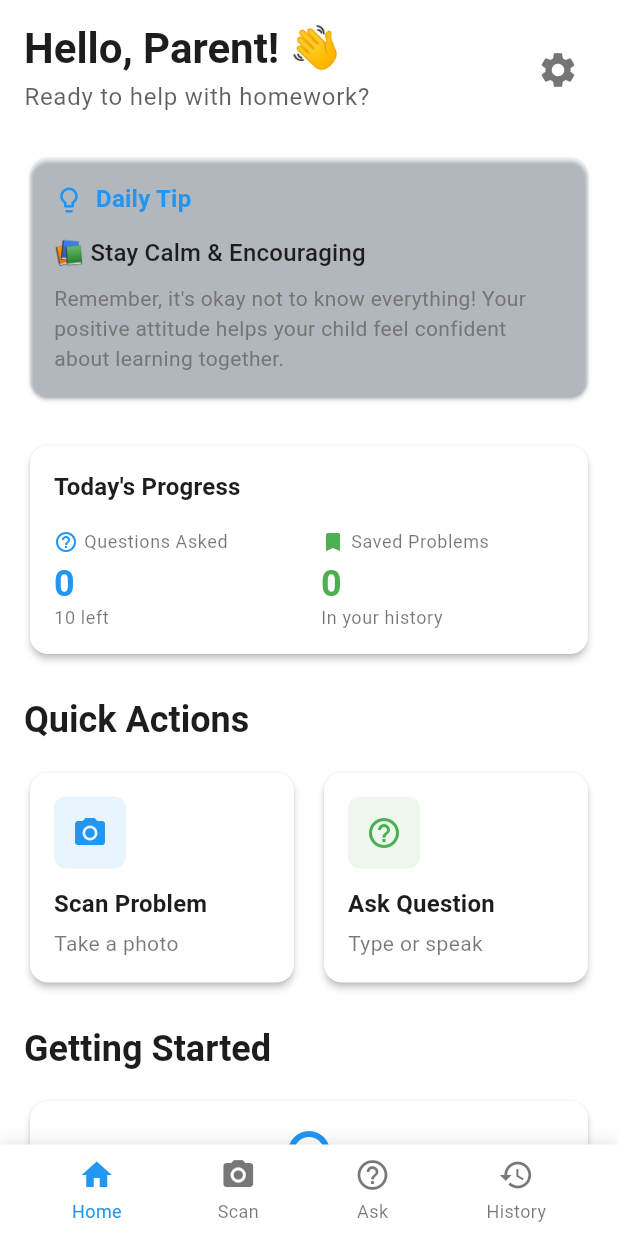
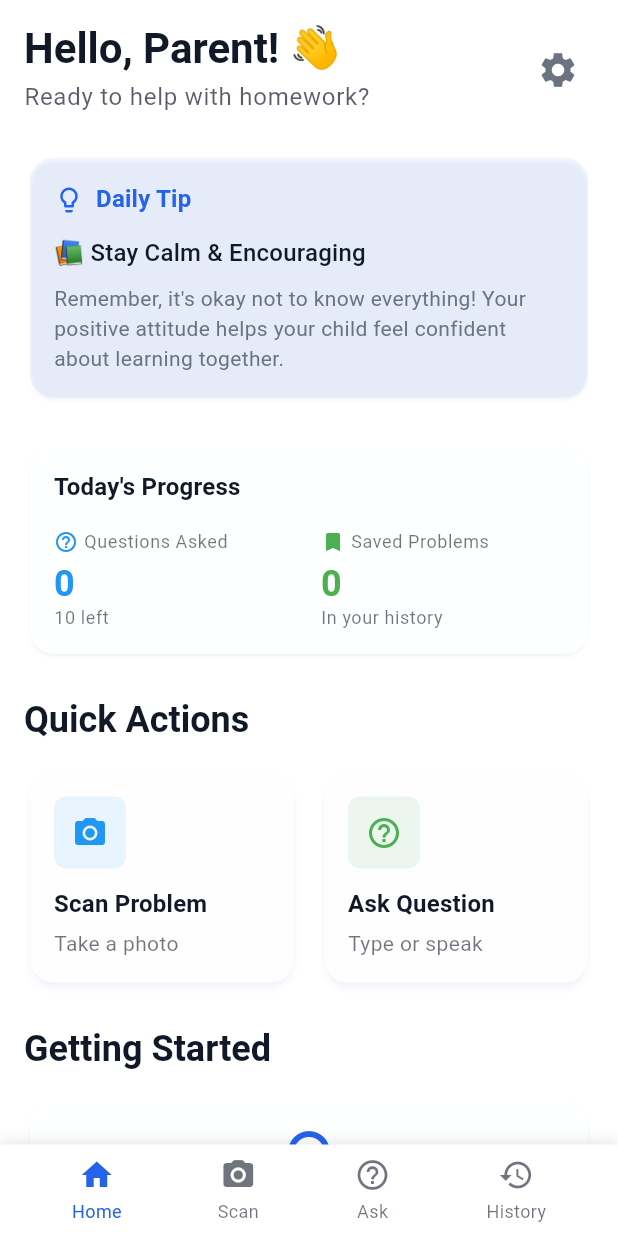
Before and after one commit to hearyaldy/EduBot, a Flutter app: the screen it shows after launch, on a phone screen of 412 x 824 dp. Run offline on Flutter 3.47's test engine with Material 3 defaults, Android fonts, the phone set to English and light mode, and no system bars; our stand-ins replace camera, flutter_dotenv, flutter_tts; missing offline and left inert: google_mlkit_text_recognition.

Commit message:
Based Apps Setup

```diff
--- a/lib/screens/home_screen.dart
+++ b/lib/screens/home_screen.dart
@@ -66,7 +66,7 @@ class HomeScreen extends StatelessWidget {
                 style: Theme.of(context).textTheme.bodyLarge?.copyWith(
                   color: Theme.of(
                     context,
-                  ).colorScheme.onSurface.withOpacity(0.7),
+                  ).colorScheme.onSurface.withValues(alpha: 0.7),
                 ),
               ),
             ],
@@ -176,7 +176,7 @@ class HomeScreen extends StatelessWidget {
                   leading: CircleAvatar(
                     backgroundColor: Theme.of(
                       context,
-                    ).colorScheme.primary.withOpacity(0.1),
+                    ).colorScheme.primary.withValues(alpha: 0.1),
                     child: Text(question.type.icon),
                   ),
                   title: Text(
@@ -245,7 +245,7 @@ class HomeScreen extends StatelessWidget {
         color: Theme.of(context).colorScheme.surface,
         boxShadow: [
           BoxShadow(
-            color: Colors.black.withOpacity(0.1),
+            color: Colors.black.withValues(alpha: 0.1),
             blurRadius: 8,
             offset: const Offset(0, -2),
           ),
@@ -326,7 +326,7 @@ class HomeScreen extends StatelessWidget {
             icon,
             color: isActive
                 ? Theme.of(context).colorScheme.primary
-                : Theme.of(context).colorScheme.onSurface.withOpacity(0.6),
+                : Theme.of(context).colorScheme.onSurface.withValues(alpha: 0.6),
           ),
           const SizedBox(height: 4),
           Text(
@@ -335,7 +335,7 @@ class HomeScreen extends StatelessWidget {
               fontSize: 12,
               color: isActive
                   ? Theme.of(context).colorScheme.primary
-                  : Theme.of(context).colorScheme.onSurface.withOpacity(0.6),
+                  : Theme.of(context).colorScheme.onSurface.withValues(alpha: 0.6),
             ),
           ),
         ],
--- a/lib/utils/app_theme.dart
+++ b/lib/utils/app_theme.dart
@@ -1,21 +1,29 @@
 import 'package:flutter/material.dart';
 
 class AppTheme {
-  // EduBot brand colors
-  static const Color primaryBlue = Color(0xFF2196F3);
-  static const Color primaryLight = Color(0xFF64B5F6);
-  static const Color primaryDark = Color(0xFF1976D2);
-  static const Color accent = Color(0xFF4CAF50);
-  static const Color warning = Color(0xFFFF9800);
-  static const Color error = Color(0xFFF44336);
-  static const Color success = Color(0xFF4CAF50);
+  // Modern EduBot brand colors - Based on #2563EB
+  static const Color primaryBlue = Color(0xFF2563EB);           // Main brand blue
+  static const Color primaryLight = Color(0xFF3B82F6);         // Lighter blue
+  static const Color primaryDark = Color(0xFF1D4ED8);          // Darker blue
+  static const Color primarySurface = Color(0xFFEFF6FF);       // Very light blue surface
 
-  // Neutral colors
-  static const Color textPrimary = Color(0xFF1D1D1D);
-  static const Color textSecondary = Color(0xFF757575);
-  static const Color background = Color(0xFFFAFAFA);
-  static const Color surface = Color(0xFFFFFFFF);
-  static const Color divider = Color(0xFFE0E0E0);
+  // Modern accent colors
+  static const Color accent = Color(0xFF10B981);               // Modern green
+  static const Color accentLight = Color(0xFF34D399);         // Light green
+  static const Color warning = Color(0xFFF59E0B);             // Modern amber
+  static const Color error = Color(0xFFEF4444);               // Modern red
+  static const Color success = Color(0xFF10B981);             // Modern green
+  static const Color info = Color(0xFF06B6D4);                // Modern cyan
+
+  // Modern neutral colors
+  static const Color textPrimary = Color(0xFF111827);         // Rich black
+  static const Color textSecondary = Color(0xFF6B7280);       // Modern gray
+  static const Color textTertiary = Color(0xFF9CA3AF);        // Light gray
+  static const Color background = Color(0xFFF9FAFB);          // Off-white background
+  static const Color surface = Color(0xFFFFFFFF);             // Pure white
+  static const Color surfaceVariant = Color(0xFFF3F4F6);      // Light gray surface
+  static const Color divider = Color(0xFFE5E7EB);             // Modern gray divider
+  static const Color border = Color(0xFFD1D5DB);              // Modern border gray
 
   static ThemeData get lightTheme {
     return ThemeData(
@@ -24,23 +32,25 @@ class AppTheme {
         seedColor: primaryBlue,
         brightness: Brightness.light,
         primary: primaryBlue,
+        onPrimary: Colors.white,
+        primaryContainer: primarySurface,
+        onPrimaryContainer: primaryDark,
         secondary: accent,
+        onSecondary: Colors.white,
+        secondaryContainer: Color(0xFFD1FAE5),
+        onSecondaryContainer: Color(0xFF064E3B),
+        tertiary: info,
+        onTertiary: Colors.white,
         surface: surface,
-        background: background,
+        onSurface: textPrimary,
+        surfaceContainerHighest: surfaceVariant,
+        onSurfaceVariant: textSecondary,
+        outline: border,
+        outlineVariant: divider,
         error: error,
-      ),
-
-      // App Bar Theme
-      appBarTheme: const AppBarTheme(
-        elevation: 0,
-        centerTitle: true,
-        backgroundColor: Colors.transparent,
-        foregroundColor: textPrimary,
-        titleTextStyle: TextStyle(
-          fontSize: 20,
-          fontWeight: FontWeight.w600,
-          color: textPrimary,
-        ),
+        onError: Colors.white,
+        errorContainer: Color(0xFFFEE2E2),
+        onErrorContainer: Color(0xFF7F1D1D),
       ),
 
       // Text Theme
@@ -82,48 +92,137 @@ class AppTheme {
         ),
       ),
 
-      // Card Theme
+      // Modern Card Theme
       cardTheme: CardThemeData(
-        elevation: 2,
-        shape: RoundedRectangleBorder(borderRadius: BorderRadius.circular(12)),
+        elevation: 1,
+        shadowColor: primaryBlue.withValues(alpha: 0.1),
+        shape: RoundedRectangleBorder(borderRadius: BorderRadius.circular(16)),
         color: surface,
+        surfaceTintColor: primarySurface,
       ),
 
-      // Elevated Button Theme
+      // Modern Elevated Button Theme
       elevatedButtonTheme: ElevatedButtonThemeData(
         style: ElevatedButton.styleFrom(
           backgroundColor: primaryBlue,
           foregroundColor: Colors.white,
-          padding: const EdgeInsets.symmetric(horizontal: 24, vertical: 12),
-          shape: RoundedRectangleBorder(borderRadius: BorderRadius.circular(8)),
-          textStyle: const TextStyle(fontSize: 16, fontWeight: FontWeight.w500),
+          shadowColor: primaryBlue.withValues(alpha: 0.3),
+          elevation: 2,
+          padding: const EdgeInsets.symmetric(horizontal: 32, vertical: 16),
+          shape: RoundedRectangleBorder(borderRadius: BorderRadius.circular(12)),
+          textStyle: const TextStyle(
+            fontSize: 16,
+            fontWeight: FontWeight.w600,
+            letterSpacing: 0.5,
+          ),
         ),
       ),
 
-      // Input Decoration Theme
-      inputDecorationTheme: InputDecorationTheme(
-        border: OutlineInputBorder(
-          borderRadius: BorderRadius.circular(8),
-          borderSide: const BorderSide(color: divider),
-        ),
-        enabledBorder: OutlineInputBorder(
-          borderRadius: BorderRadius.circular(8),
-          borderSide: const BorderSide(color: divider),
-        ),
-        focusedBorder: OutlineInputBorder(
-          borderRadius: BorderRadius.circular(8),
-          borderSide: const BorderSide(color: primaryBlue, width: 2),
-        ),
-        filled: true,
-        fillColor: surface,
-        contentPadding: const EdgeInsets.symmetric(
-          horizontal: 16,
-          vertical: 12,
+      // Modern Filled Button Theme
+      filledButtonTheme: FilledButtonThemeData(
+        style: FilledButton.styleFrom(
+          backgroundColor: primaryBlue,
+          foregroundColor: Colors.white,
+          padding: const EdgeInsets.symmetric(horizontal: 24, vertical: 12),
+          shape: RoundedRectangleBorder(borderRadius: BorderRadius.circular(12)),
         ),
       ),
 
-      // Icon Theme
-      iconTheme: const IconThemeData(color: textSecondary, size: 24),
+      // Modern Outlined Button Theme
+      outlinedButtonTheme: OutlinedButtonThemeData(
+        style: OutlinedButton.styleFrom(
+          foregroundColor: primaryBlue,
+          side: BorderSide(color: primaryBlue, width: 1.5),
+          padding: const EdgeInsets.symmetric(horizontal: 24, vertical: 12),
+          shape: RoundedRectangleBorder(borderRadius: BorderRadius.circular(12)),
+        ),
+      ),
+
+      // Modern Input Decoration Theme
+      inputDecorationTheme: InputDecorationTheme(
+        border: OutlineInputBorder(
+          borderRadius: BorderRadius.circular(12),
+          borderSide: BorderSide(color: border),
+        ),
+        enabledBorder: OutlineInputBorder(
+          borderRadius: BorderRadius.circular(12),
+          borderSide: BorderSide(color: border),
+        ),
+        focusedBorder: OutlineInputBorder(
+          borderRadius: BorderRadius.circular(12),
+          borderSide: BorderSide(color: primaryBlue, width: 2),
+        ),
+        errorBorder: OutlineInputBorder(
+          borderRadius: BorderRadius.circular(12),
+          borderSide: BorderSide(color: error),
+        ),
+        filled: true,
+        fillColor: surfaceVariant,
+        contentPadding: const EdgeInsets.symmetric(
+          horizontal: 16,
+          vertical: 16,
+        ),
+        hintStyle: TextStyle(color: textTertiary),
+      ),
+
+      // Modern Icon Theme
+      iconTheme: IconThemeData(color: textSecondary, size: 24),
+
+      // Modern App Bar Theme
+      appBarTheme: AppBarTheme(
+        elevation: 0,
+        scrolledUnderElevation: 1,
+        centerTitle: true,
+        backgroundColor: surface,
+        surfaceTintColor: primarySurface,
+        foregroundColor: textPrimary,
+        titleTextStyle: TextStyle(
+          fontSize: 20,
+          fontWeight: FontWeight.w700,
+          color: textPrimary,
+          letterSpacing: 0.5,
+        ),
+        iconTheme: IconThemeData(color: textSecondary),
+      ),
+
+      // Modern FloatingActionButton Theme
+      floatingActionButtonTheme: FloatingActionButtonThemeData(
+        backgroundColor: primaryBlue,
+        foregroundColor: Colors.white,
+        elevation: 4,
+        shape: RoundedRectangleBorder(borderRadius: BorderRadius.circular(16)),
+      ),
+
+      // Modern Chip Theme
+      chipTheme: ChipThemeData(
+        backgroundColor: primarySurface,
+        selectedColor: primaryBlue,
+        labelStyle: TextStyle(color: primaryDark),
+        shape: RoundedRectangleBorder(borderRadius: BorderRadius.circular(20)),
+        padding: EdgeInsets.symmetric(horizontal: 12, vertical: 8),
+      ),
     );
   }
+
+  // Additional utility methods for gradients and shadows
+  static LinearGradient get primaryGradient => LinearGradient(
+    begin: Alignment.topLeft,
+    end: Alignment.bottomRight,
+    colors: [primaryLight, primaryBlue, primaryDark],
+    stops: [0.0, 0.5, 1.0],
+  );
+
+  static BoxShadow get modernShadow => BoxShadow(
+    color: primaryBlue.withValues(alpha: 0.1),
+    blurRadius: 20,
+    offset: Offset(0, 4),
+    spreadRadius: 0,
+  );
+
+  static BoxShadow get subtleShadow => BoxShadow(
+    color: Colors.black.withValues(alpha: 0.05),
+    blurRadius: 10,
+    offset: Offset(0, 2),
+    spreadRadius: 0,
+  );
 }
--- a/lib/widgets/daily_tip_card.dart
+++ b/lib/widgets/daily_tip_card.dart
@@ -47,7 +47,7 @@ class DailyTipCard extends StatelessWidget {
 
     return Card(
       elevation: 1,
-      color: Theme.of(context).colorScheme.primary.withOpacity(0.05),
+      color: Theme.of(context).colorScheme.primary.withValues(alpha: 0.05),
       child: Padding(
         padding: const EdgeInsets.all(16.0),
         child: Column(
--- a/lib/widgets/progress_summary.dart
+++ b/lib/widgets/progress_summary.dart
@@ -55,9 +55,9 @@ class ProgressSummary extends StatelessWidget {
                   Container(
                     padding: const EdgeInsets.all(12),
                     decoration: BoxDecoration(
-                      color: Colors.orange.withOpacity(0.1),
+                      color: Colors.orange.withValues(alpha: 0.1),
                       borderRadius: BorderRadius.circular(8),
-                      border: Border.all(color: Colors.orange.withOpacity(0.3)),
+                      border: Border.all(color: Colors.orange.withValues(alpha: 0.3)),
                     ),
                     child: Row(
                       children: [
@@ -104,7 +104,7 @@ class ProgressSummary extends StatelessWidget {
             Text(
               title,
               style: Theme.of(context).textTheme.bodySmall?.copyWith(
-                color: Theme.of(context).colorScheme.onSurface.withOpacity(0.6),
+                color: Theme.of(context).colorScheme.onSurface.withValues(alpha: 0.6),
               ),
             ),
           ],
@@ -120,7 +120,7 @@ class ProgressSummary extends StatelessWidget {
         Text(
           subtitle,
           style: Theme.of(context).textTheme.bodySmall?.copyWith(
-            color: Theme.of(context).colorScheme.onSurface.withOpacity(0.6),
+            color: Theme.of(context).colorScheme.onSurface.withValues(alpha: 0.6),
           ),
         ),
       ],
--- a/lib/widgets/quick_action_card.dart
+++ b/lib/widgets/quick_action_card.dart
@@ -32,7 +32,7 @@ class QuickActionCard extends StatelessWidget {
                 width: 48,
                 height: 48,
                 decoration: BoxDecoration(
-                  color: color.withOpacity(0.1),
+                  color: color.withValues(alpha: 0.1),
                   borderRadius: BorderRadius.circular(8),
                 ),
                 child: Icon(icon, color: color, size: 24),
@@ -50,7 +50,7 @@ class QuickActionCard extends StatelessWidget {
                 style: Theme.of(context).textTheme.bodyMedium?.copyWith(
                   color: Theme.of(
                     context,
-                  ).colorScheme.onSurface.withOpacity(0.6),
+                  ).colorScheme.onSurface.withValues(alpha: 0.6),
                 ),
               ),
             ],
```
Also changed, not shown: 1 other file.
